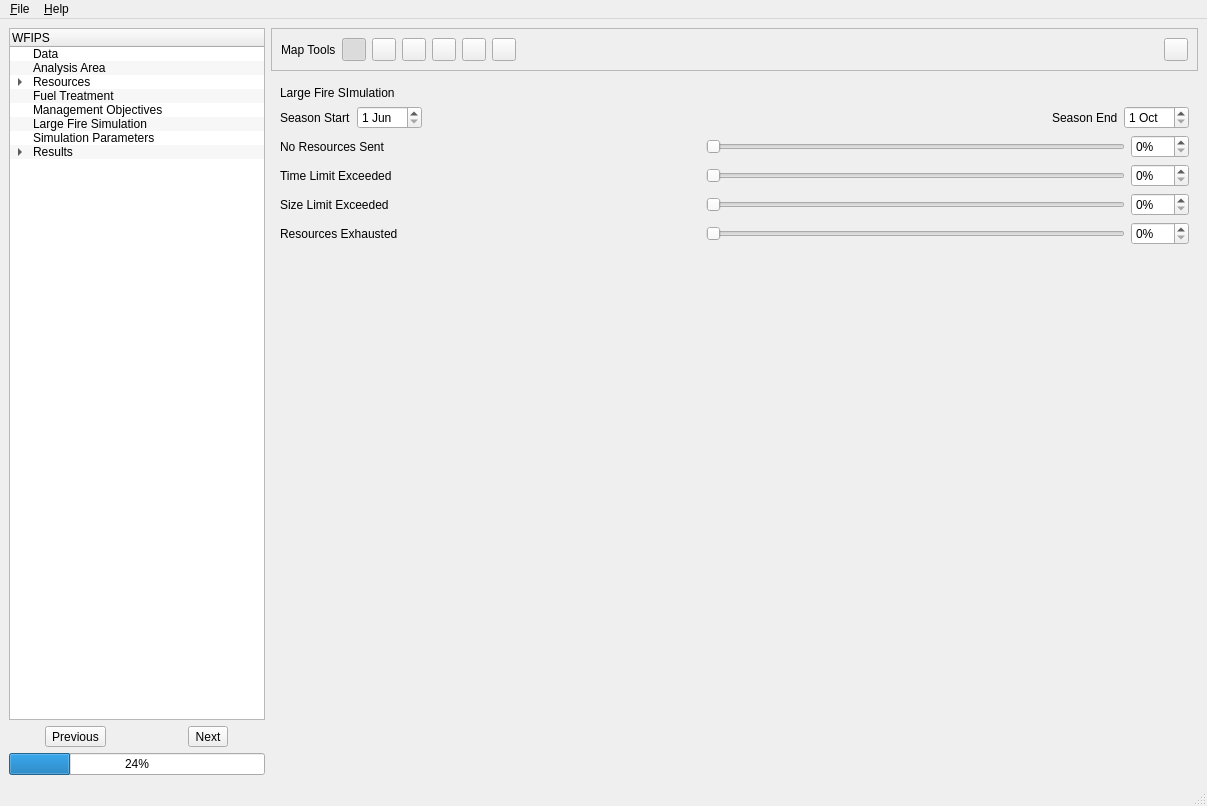
First picture: the form in irs/src/gui/wfipsmainwindow.ui, repository firelab/wfips, before the edit.
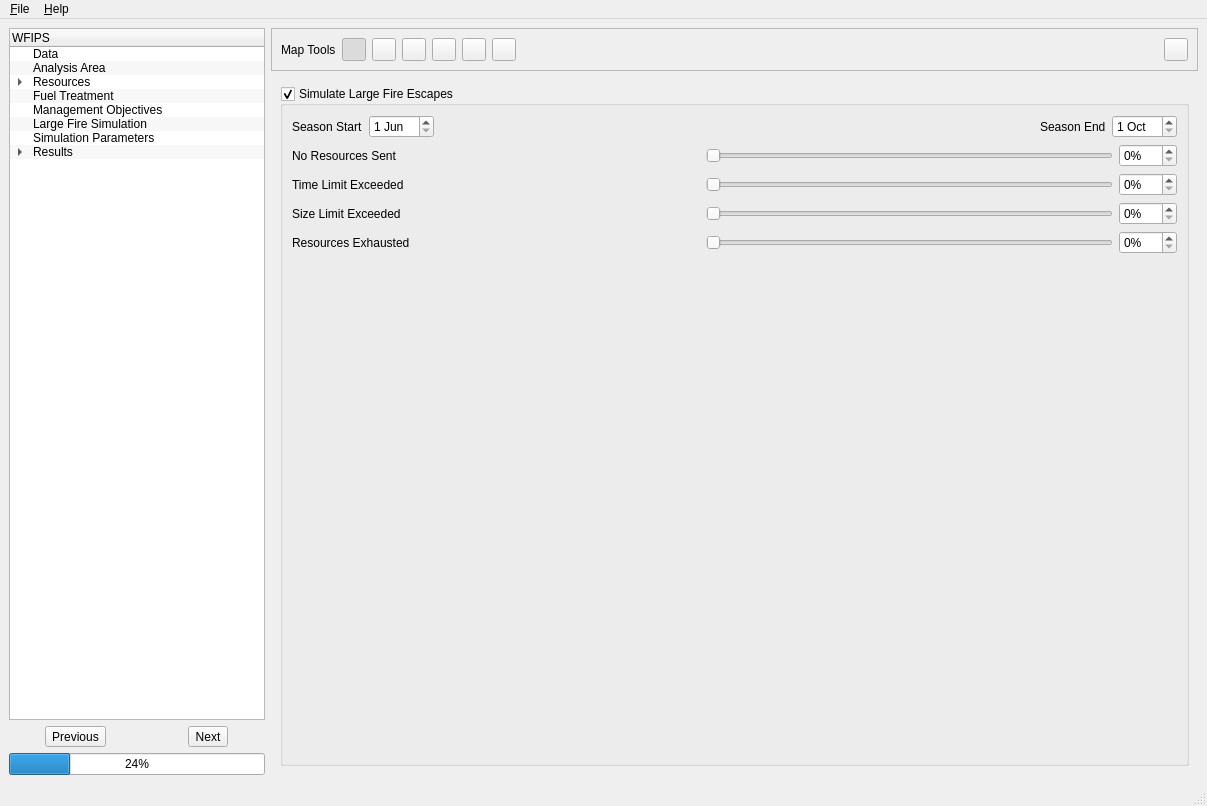
Second picture: the form after the edit. The open tabs and pages were chosen to show the change.

Commit message: make large fire an option

Patch:
```diff
--- a/irs/src/gui/wfipsmainwindow.ui
+++ b/irs/src/gui/wfipsmainwindow.ui
@@ -1501,12 +1501,14 @@
         <widget class="QWidget" name="largeFirePage">
          <layout class="QVBoxLayout" name="verticalLayout_5">
           <item>
-           <widget class="QLabel" name="label_6">
-            <property name="text">
-             <string>Large Fire SImulation</string>
+           <widget class="QGroupBox" name="groupBox_3">
+            <property name="title">
+             <string>Simulate Large Fire Escapes</string>
             </property>
-           </widget>
-          </item>
+            <property name="checkable">
+             <bool>true</bool>
+            </property>
+            <layout class="QVBoxLayout" name="verticalLayout_22">
           <item>
            <layout class="QHBoxLayout" name="horizontalLayout_24">
             <item>
@@ -1762,6 +1764,20 @@
              </size>
             </property>
            </spacer>
+             </item>
+            </layout>
+            <zorder>label_53</zorder>
+            <zorder></zorder>
+            <zorder></zorder>
+            <zorder></zorder>
+            <zorder></zorder>
+            <zorder></zorder>
+            <zorder></zorder>
+            <zorder></zorder>
+            <zorder></zorder>
+            <zorder></zorder>
+            <zorder>verticalSpacer</zorder>
+           </widget>
           </item>
          </layout>
         </widget>
```
Left out of the diff: 2 changed lines with no effect on the pictures. Lines whose indentation alone changed are shown as unchanged.
